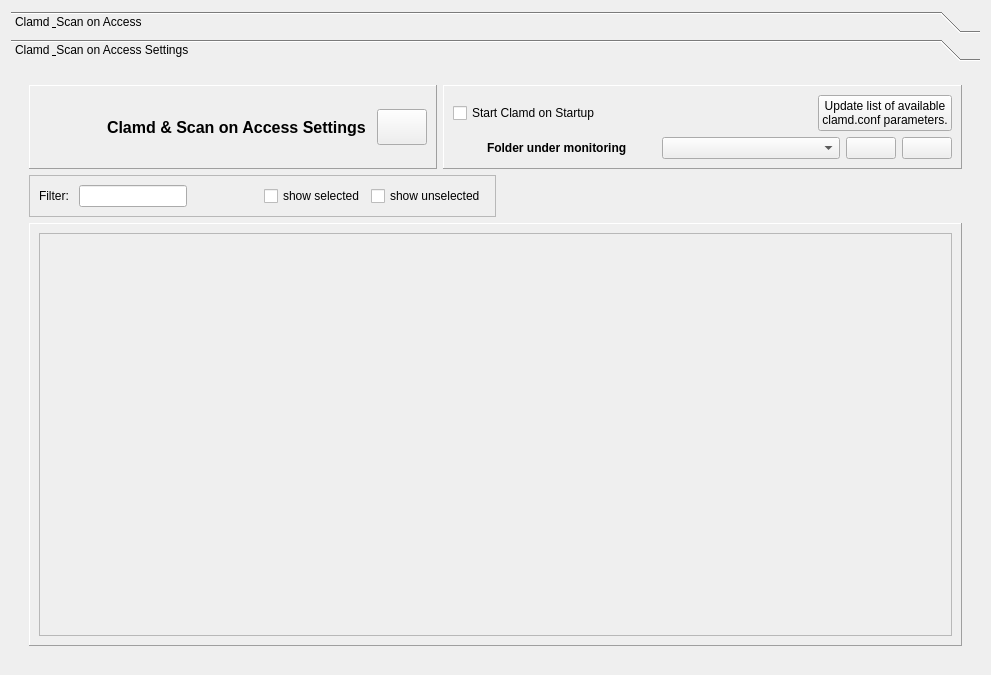
robinking623/clamav-gui, file ui/clamdmanager.ui: the form before one commit.
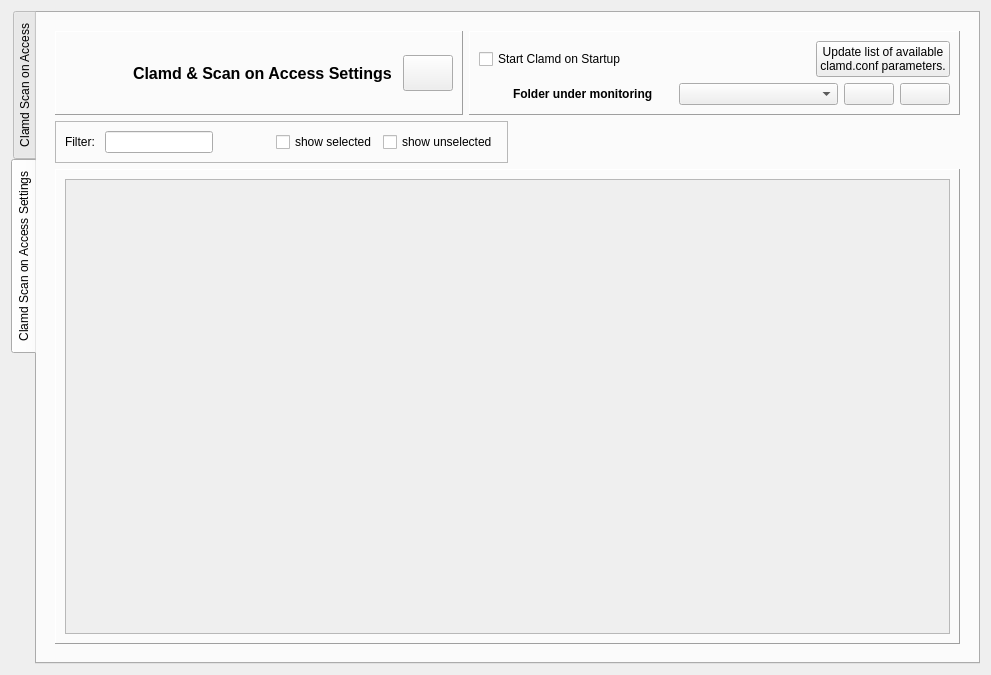
The form after the commit. The open tabs and pages were chosen to show the change. Icons and pictures are not drawn.

```diff
--- a/ui/clamdmanager.ui
+++ b/ui/clamdmanager.ui
@@ -21,25 +21,20 @@
   </property>
   <layout class="QVBoxLayout" name="verticalLayout_4">
    <item>
-    <widget class="QToolBox" name="toolBox">
+    <widget class="QTabWidget" name="tabWidget">
+     <property name="tabPosition">
+      <enum>QTabWidget::TabPosition::West</enum>
+     </property>
      <property name="currentIndex">
       <number>0</number>
      </property>
-     <widget class="QWidget" name="page">
-      <property name="geometry">
-       <rect>
-        <x>0</x>
-        <y>0</y>
-        <width>973</width>
-        <height>597</height>
-       </rect>
-      </property>
+     <widget class="QWidget" name="tabWidgetPage1">
       <attribute name="icon">
        <iconset resource="../resources.qrc">
         <normaloff>:/icons/icons/crosshair.png</normaloff>:/icons/icons/crosshair.png</iconset>
       </attribute>
-      <attribute name="label">
-       <string>Clamd &amp; Scan on Access</string>
+      <attribute name="title">
+       <string>Clamd Scan on Access</string>
       </attribute>
       <layout class="QVBoxLayout" name="verticalLayout_5">
        <item>
@@ -129,21 +124,13 @@
        </item>
       </layout>
      </widget>
-     <widget class="QWidget" name="page_2">
-      <property name="geometry">
-       <rect>
-        <x>0</x>
-        <y>0</y>
-        <width>973</width>
-        <height>597</height>
-       </rect>
-      </property>
+     <widget class="QWidget" name="tabWidgetPage2">
       <attribute name="icon">
        <iconset resource="../resources.qrc">
         <normaloff>:/icons/icons/options.png</normaloff>:/icons/icons/options.png</iconset>
       </attribute>
-      <attribute name="label">
-       <string>Clamd &amp; Scan on Access Settings</string>
+      <attribute name="title">
+       <string>Clamd Scan on Access Settings</string>
       </attribute>
       <layout class="QVBoxLayout" name="verticalLayout_7">
        <item>
@@ -543,8 +530,8 @@
                  <rect>
                   <x>0</x>
                   <y>0</y>
-                  <width>915</width>
-                  <height>381</height>
+                  <width>885</width>
+                  <height>437</height>
                  </rect>
                 </property>
                 <layout class="QVBoxLayout" name="verticalLayout_2">
```
Left out of the diff: 166 changed lines with no effect on the pictures.
